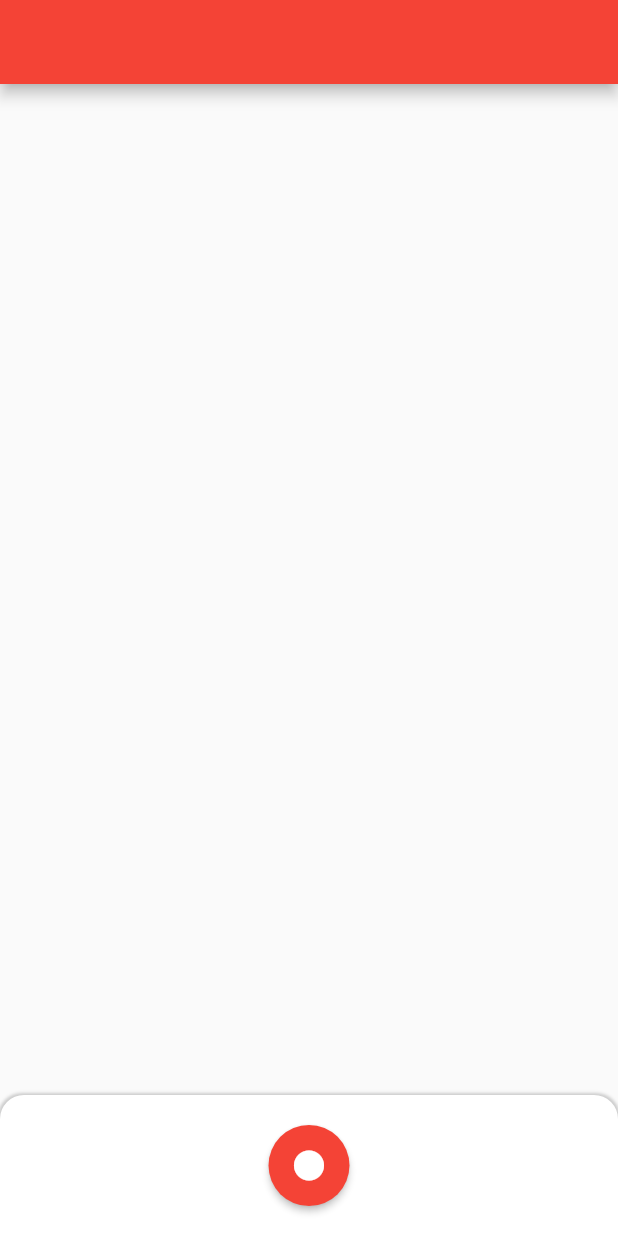
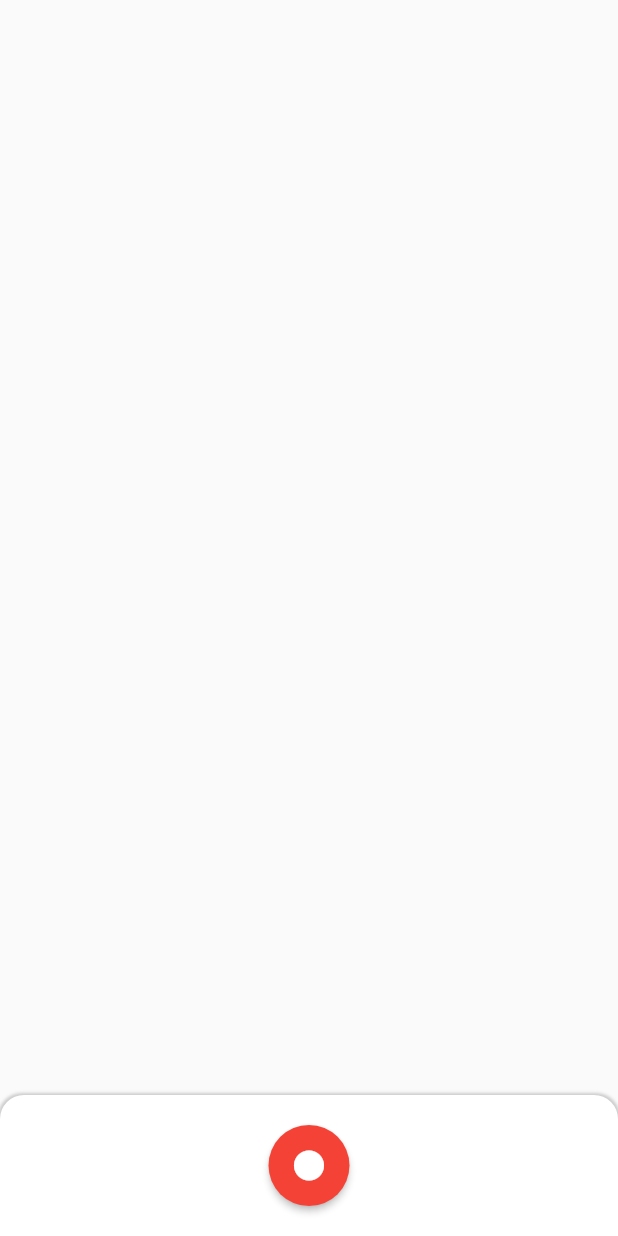
Before and after one commit to KangRuiYu/voice_scribe, a Flutter app: the screen it shows after launch, on a phone screen of 412 x 824 dp. Run offline on Flutter 3.47's test engine with Material 2 defaults, Android fonts, the phone set to English and light mode, and no system bars; our stand-ins replace permission_handler; missing offline and left inert: flutter_sound.

Commit message:
Removed appbar and added app name

```diff
--- a/lib/main.dart
+++ b/lib/main.dart
@@ -9,6 +9,7 @@ void main() {
 class HomeScreen extends StatelessWidget {
   Widget build(BuildContext context) {
     return MaterialApp(
+      title: 'Voice Scribe',
       theme: ThemeData(
         primarySwatch: Colors.red,
         accentColor: Colors.amberAccent,
@@ -23,7 +24,6 @@ class HomeScreen extends StatelessWidget {
         ),
       ),
       home: Scaffold(
-        appBar: AppBar(),
         body: Center(
         ),
         bottomSheet: BottomSheetCard(RecorderWidget()),
```
